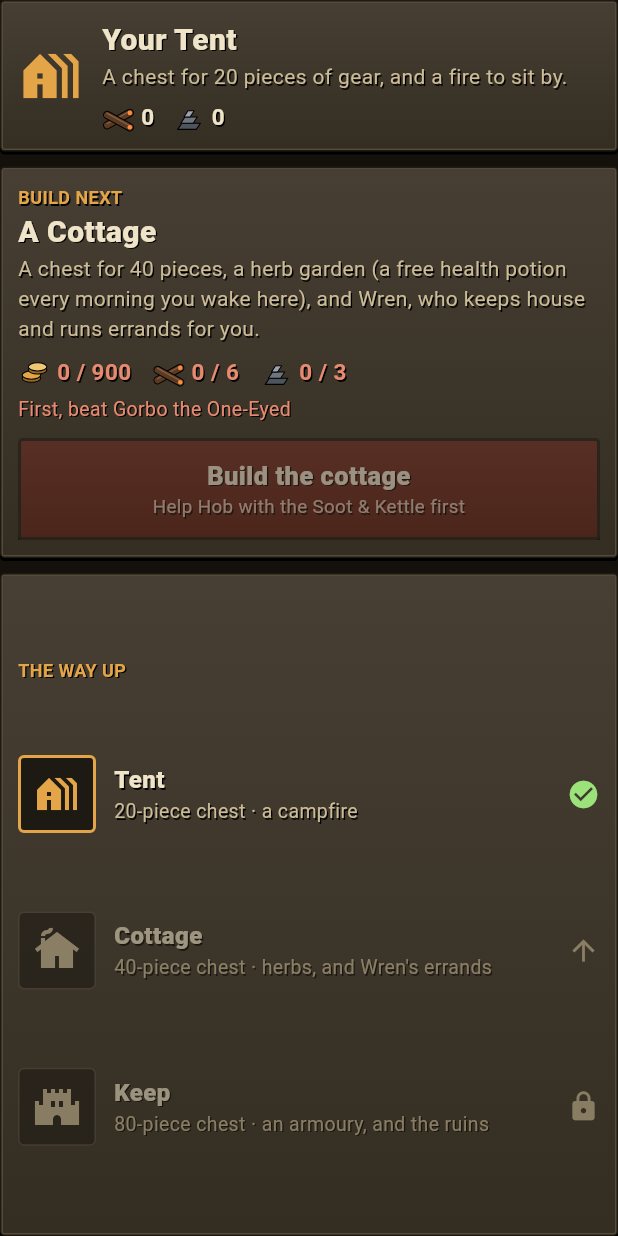
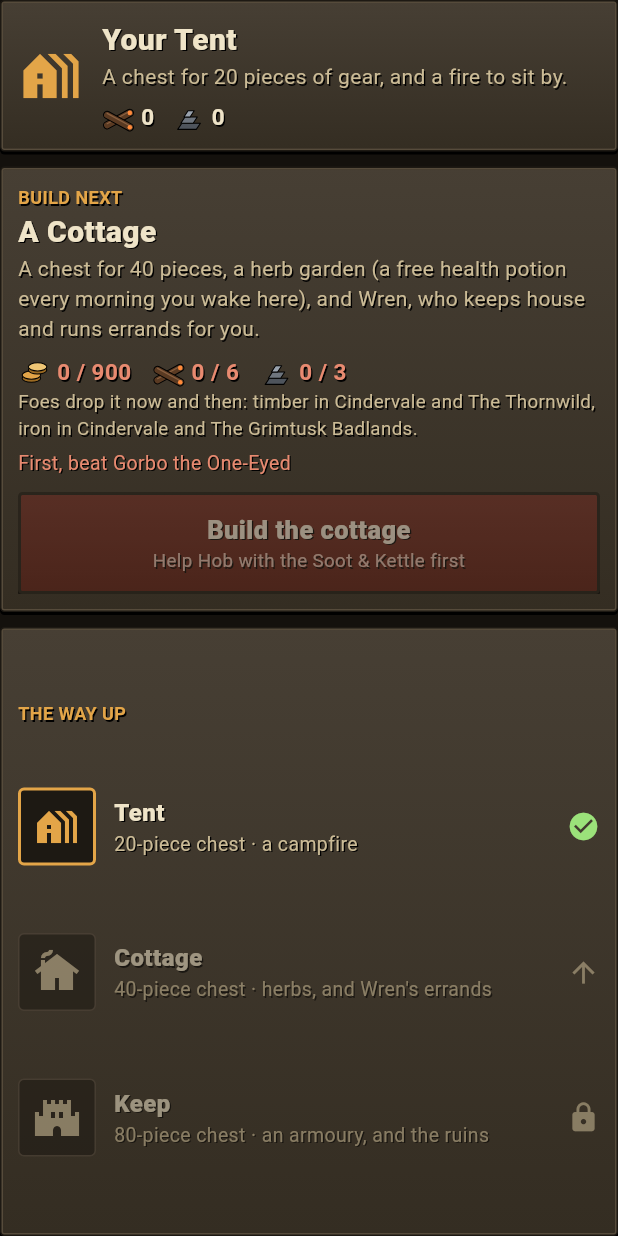
Before and after one commit to taran311/scorchedknight, a Flutter app: the _Home widget shown alone on an empty page, opened directly with empty values, on a phone screen of 412 x 824 dp. Run offline on Flutter 3.47's test engine with Material 3 defaults, Android fonts, the phone set to English and light mode, and no system bars; our stand-ins replace audioplayers, cloud_firestore, firebase_auth, firebase_core, google_fonts, google_sign_in and 1 more; missing offline and left inert: dart:js_interop; accounts and stored records are empty.

Commit message:
descriptive herbs

```diff
--- a/lib/build_info.dart
+++ b/lib/build_info.dart
@@ -1,3 +1,3 @@
 // Which build this is, shown small at the foot of Settings so you can tell at a glance whether
 // the app on a phone has the latest changes. Updated with every change sent over.
-const buildStamp = '2 Nov 22:36';
+const buildStamp = '2 Nov 22:43';
--- a/lib/ui/hero_page.dart
+++ b/lib/ui/hero_page.dart
@@ -9,6 +9,7 @@ import '../art/looks.dart';
 import '../audio/audio.dart';
 import '../game/ammo.dart';
 import '../game/catalog.dart';
+import '../game/errands.dart' show retainerName;
 import '../game/crafting.dart';
 import '../game/classes.dart';
 import '../game/controller.dart';
@@ -1238,6 +1239,12 @@ class _Home extends StatelessWidget {
                     cost(const ItemIcon(Item.iron, size: 22), s.ironScrap, next.iron),
                   ],
                 ),
+                // Where the building stock comes from, so a shortfall says what to do about it.
+                if (s.timber < next.timber || s.ironScrap < next.iron)
+                  Text(
+                    'Foes drop it now and then: timber in ${[for (final l in timberLands) continents[l].name].join(' and ')}, iron in ${[for (final l in ironLands) continents[l].name].join(' and ')}${s.home >= 1 ? '. $retainerName brings some back from the fields' : ''}.',
+                    style: Txt.onStone(size: 12.5),
+                  ),
                 if (next.after >= 0) ...[
                   const SizedBox(height: 4),
                   Text(
--- a/lib/ui/merchant.dart
+++ b/lib/ui/merchant.dart
@@ -295,7 +295,8 @@ class MerchantWares extends StatelessWidget {
             x.ware(
               MatIcon.brew(Color(b.argb), size: 28),
               b.label,
-              '',
+              // Where its herbs come from, so a shortfall says where to go.
+              '${b.ingredient} · from ${continents[b.land].name}',
               CostButton(
                 label: b == Brew.reaperbane && brewOn(k, b) ? 'In you' : ((k.brews[b.name] ?? 0) >= brewFights ? 'Full' : (brewOn(k, b) ? 'Top up' : 'Brew & drink')),
                 onTap: c.whyNotBrew(b) == null
@@ -311,7 +312,7 @@ class MerchantWares extends StatelessWidget {
                 crossAxisAlignment: WrapCrossAlignment.center,
                 children: [
                   InfoChip(icon: Icon(brewIcon(b), size: 14, color: Color(b.argb)), text: b.short, colour: Color(b.argb), dense: true),
-                  Tooltip(message: b.ingredient, child: x.have(const Icon(Icons.eco, size: 15, color: Color(0xFF9BE27A)), c.state.reagents[b.land], b.reagents)),
+                  Tooltip(message: '${b.ingredient}, from ${continents[b.land].name}', child: x.have(MatIcon(MatShape.leaf, Color(continents[b.land].argb), size: 15), c.state.reagents[b.land], b.reagents)),
                   x.have(const ItemIcon(Item.coins, size: 14), k.coins, b.fee(k.level)),
                   if (brewOn(k, b) && b != Brew.reaperbane) InfoChip(icon: const Icon(Icons.hourglass_bottom, size: 14, color: _Shop.ok), text: '${k.brews[b.name]} left', colour: _Shop.ok, dense: true),
                 ],
```
